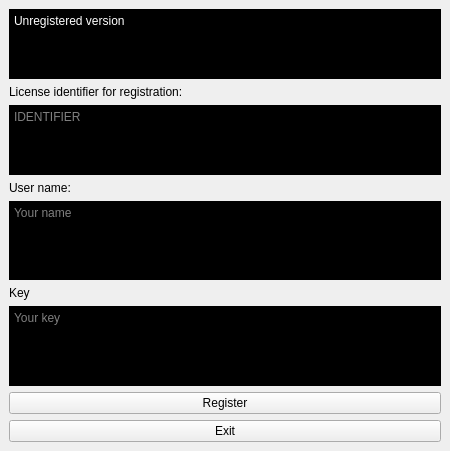
Before: the Qt Designer form Qt_VMProtect_WebLM/ActivationForm.ui in ALEHACKsp/Qt_VMProtect_WebLM, drawn with Qt 5.
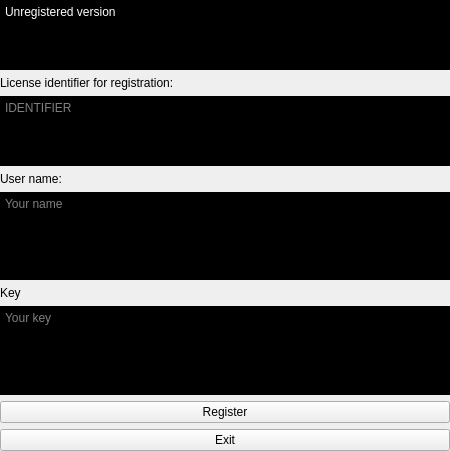
After: the same form once the commit is applied.

```diff
--- a/Qt_VMProtect_WebLM/ActivationForm.ui
+++ b/Qt_VMProtect_WebLM/ActivationForm.ui
@@ -1,7 +1,7 @@
 <?xml version="1.0" encoding="UTF-8"?>
 <ui version="4.0">
  <class>ActivationForm</class>
- <widget class="QMainWindow" name="ActivationForm">
+ <widget class="QWidget" name="ActivationForm">
   <property name="geometry">
    <rect>
     <x>0</x>
```
